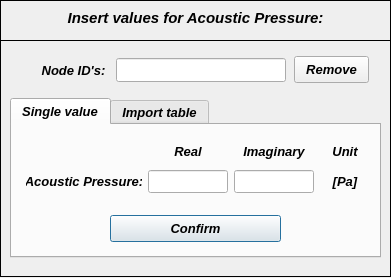
This is pulse/uix/user_input/ui/acousticpressureInput.ui in open-pulse/OpenPulse as Qt 5 draws it before an edit. The edited form follows.
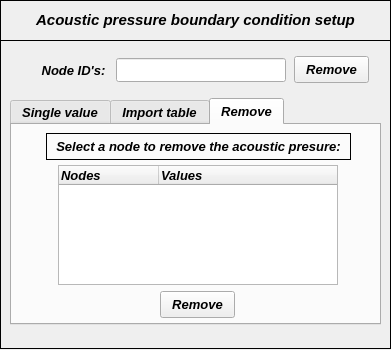
This is the edited form. The open tabs and pages were chosen to show the change. Icons and pictures are not drawn.

Commit message: Remove boundary condition - improved function

```diff
--- a/pulse/uix/user_input/ui/acousticpressureInput.ui
+++ b/pulse/uix/user_input/ui/acousticpressureInput.ui
@@ -10,7 +10,7 @@
     <x>0</x>
     <y>0</y>
     <width>391</width>
-    <height>278</height>
+    <height>350</height>
    </rect>
   </property>
   <property name="sizePolicy">
@@ -22,13 +22,13 @@
   <property name="minimumSize">
    <size>
     <width>391</width>
-    <height>278</height>
+    <height>350</height>
    </size>
   </property>
   <property name="maximumSize">
    <size>
     <width>391</width>
-    <height>278</height>
+    <height>350</height>
    </size>
   </property>
   <property name="contextMenuPolicy">
@@ -50,7 +50,7 @@
      <x>0</x>
      <y>0</y>
      <width>391</width>
-     <height>281</height>
+     <height>349</height>
     </rect>
    </property>
    <property name="font">
@@ -80,7 +80,7 @@
      <property name="geometry">
       <rect>
        <x>10</x>
-       <y>10</y>
+       <y>12</y>
        <width>371</width>
        <height>16</height>
       </rect>
@@ -95,7 +95,7 @@
       </font>
      </property>
      <property name="text">
-      <string>Insert values for Acoustic Pressure:</string>
+      <string>Acoustic pressure boundary condition setup</string>
      </property>
      <property name="textFormat">
       <enum>Qt::AutoText</enum>
@@ -111,7 +111,7 @@
       <x>0</x>
       <y>40</y>
       <width>391</width>
-      <height>237</height>
+      <height>309</height>
      </rect>
     </property>
     <property name="frameShape">
@@ -157,19 +157,19 @@
        <x>10</x>
        <y>58</y>
        <width>371</width>
-       <height>160</height>
+       <height>227</height>
       </rect>
      </property>
      <property name="minimumSize">
       <size>
        <width>0</width>
-       <height>160</height>
+       <height>227</height>
       </size>
      </property>
      <property name="maximumSize">
       <size>
        <width>16777215</width>
-       <height>160</height>
+       <height>227</height>
       </size>
      </property>
      <property name="font">
@@ -192,7 +192,7 @@
        <property name="geometry">
         <rect>
          <x>14</x>
-         <y>14</y>
+         <y>62</y>
          <width>344</width>
          <height>61</height>
         </rect>
@@ -426,7 +426,7 @@
        <property name="geometry">
         <rect>
          <x>98</x>
-         <y>90</y>
+         <y>146</y>
          <width>171</width>
          <height>27</height>
         </rect>
@@ -555,7 +555,115 @@
         </font>
        </property>
        <property name="text">
-        <string>Select a table of values to be imported</string>
+        <string>Select a table of values to be imported:</string>
+       </property>
+       <property name="alignment">
+        <set>Qt::AlignCenter</set>
+       </property>
+      </widget>
+     </widget>
+     <widget class="QWidget" name="tab">
+      <attribute name="title">
+       <string>Remove</string>
+      </attribute>
+      <widget class="QTreeWidget" name="treeWidget_acoustic_pressure">
+       <property name="geometry">
+        <rect>
+         <x>46</x>
+         <y>40</y>
+         <width>280</width>
+         <height>120</height>
+        </rect>
+       </property>
+       <property name="minimumSize">
+        <size>
+         <width>280</width>
+         <height>120</height>
+        </size>
+       </property>
+       <property name="maximumSize">
+        <size>
+         <width>280</width>
+         <height>120</height>
+        </size>
+       </property>
+       <property name="font">
+        <font>
+         <family>Arial</family>
+         <italic>true</italic>
+        </font>
+       </property>
+       <column>
+        <property name="text">
+         <string>Nodes</string>
+        </property>
+       </column>
+       <column>
+        <property name="text">
+         <string>Values</string>
+        </property>
+       </column>
+      </widget>
+      <widget class="QPushButton" name="pushButton_remove_bc_confirm_2">
+       <property name="geometry">
+        <rect>
+         <x>148</x>
+         <y>166</y>
+         <width>75</width>
+         <height>27</height>
+        </rect>
+       </property>
+       <property name="minimumSize">
+        <size>
+         <width>0</width>
+         <height>27</height>
+        </size>
+       </property>
+       <property name="maximumSize">
+        <size>
+         <width>16777215</width>
+         <height>26</height>
+        </size>
+       </property>
+       <property name="font">
+        <font>
+         <family>Arial</family>
+         <pointsize>10</pointsize>
+         <weight>75</weight>
+         <italic>true</italic>
+         <bold>true</bold>
+        </font>
+       </property>
+       <property name="text">
+        <string>Remove</string>
+       </property>
+      </widget>
+      <widget class="QLabel" name="label_29">
+       <property name="geometry">
+        <rect>
+         <x>34</x>
+         <y>8</y>
+         <width>305</width>
+         <height>27</height>
+        </rect>
+       </property>
+       <property name="font">
+        <font>
+         <family>Arial</family>
+         <pointsize>10</pointsize>
+         <weight>75</weight>
+         <italic>true</italic>
+         <bold>true</bold>
+        </font>
+       </property>
+       <property name="frameShape">
+        <enum>QFrame::Box</enum>
+       </property>
+       <property name="text">
+        <string>Select a node to remove the acoustic presure:</string>
+       </property>
+       <property name="textFormat">
+        <enum>Qt::AutoText</enum>
        </property>
        <property name="alignment">
         <set>Qt::AlignCenter</set>
```
Left out of the diff: 46 changed lines with no effect on the pictures. The commit also changes 19 other files.
